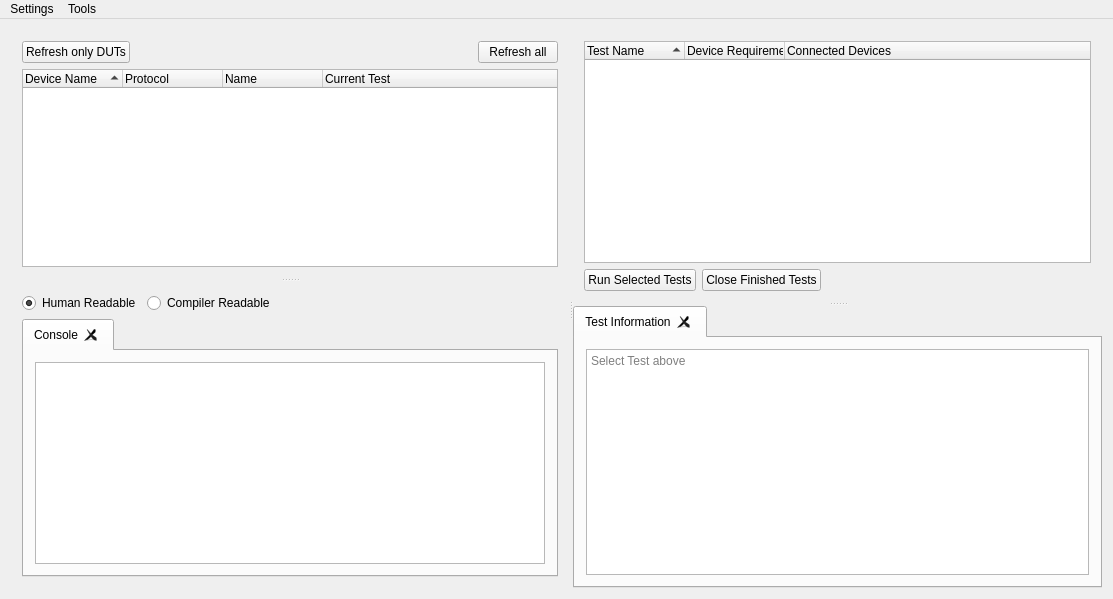
Above: src/Windows/mainwindow.ui from Crystal-Photonics/crystalTestFrameworkApp before the change. Below: the same form after it.
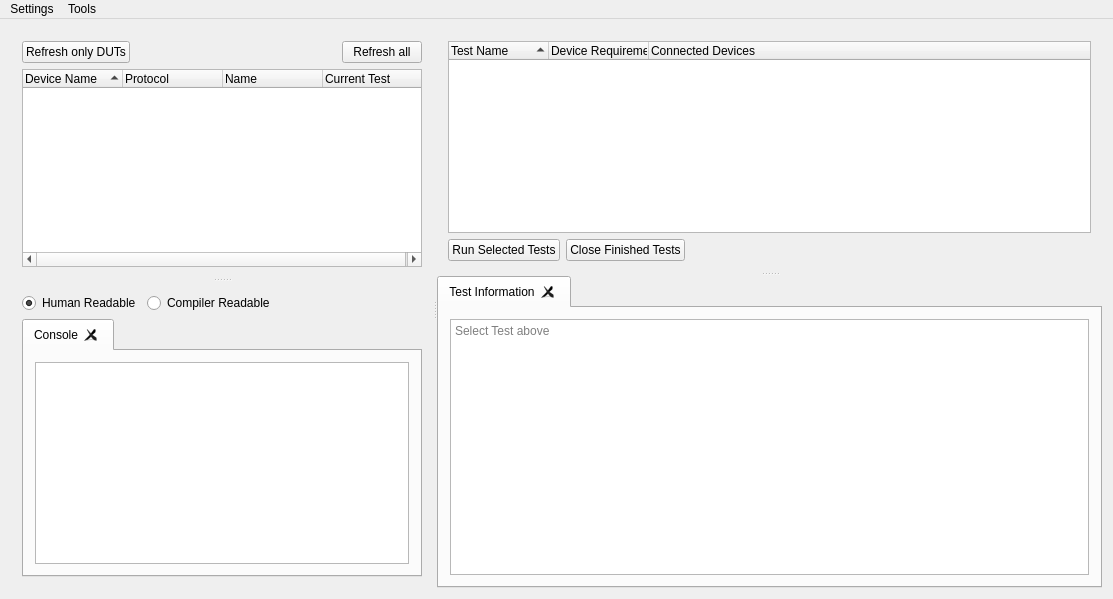
That is the form after the change.

The edit to the form file:
```diff
--- a/src/Windows/mainwindow.ui
+++ b/src/Windows/mainwindow.ui
@@ -17,10 +17,31 @@
    <layout class="QVBoxLayout" name="verticalLayout_5">
     <item>
      <widget class="QSplitter" name="splitter_3">
+      <property name="sizePolicy">
+       <sizepolicy hsizetype="Expanding" vsizetype="Preferred">
+        <horstretch>0</horstretch>
+        <verstretch>0</verstretch>
+       </sizepolicy>
+      </property>
+      <property name="lineWidth">
+       <number>2</number>
+      </property>
       <property name="orientation">
        <enum>Qt::Horizontal</enum>
       </property>
-      <widget class="QSplitter" name="splitter_2">
+      <property name="childrenCollapsible">
+       <bool>false</bool>
+      </property>
+      <widget class="QSplitter" name="splitter_devices">
+       <property name="sizePolicy">
+        <sizepolicy hsizetype="Preferred" vsizetype="Expanding">
+         <horstretch>0</horstretch>
+         <verstretch>0</verstretch>
+        </sizepolicy>
+       </property>
+       <property name="lineWidth">
+        <number>2</number>
+       </property>
        <property name="orientation">
         <enum>Qt::Vertical</enum>
        </property>
@@ -59,6 +80,18 @@
          </item>
          <item>
           <widget class="QTreeWidget" name="devices_list">
+           <property name="sizePolicy">
+            <sizepolicy hsizetype="MinimumExpanding" vsizetype="Expanding">
+             <horstretch>0</horstretch>
+             <verstretch>3</verstretch>
+            </sizepolicy>
+           </property>
+           <property name="minimumSize">
+            <size>
+             <width>400</width>
+             <height>0</height>
+            </size>
+           </property>
            <property name="mouseTracking">
             <bool>false</bool>
            </property>
@@ -133,6 +166,12 @@
          </item>
          <item>
           <widget class="QTabWidget" name="console_tabs">
+           <property name="sizePolicy">
+            <sizepolicy hsizetype="Expanding" vsizetype="Expanding">
+             <horstretch>0</horstretch>
+             <verstretch>1</verstretch>
+            </sizepolicy>
+           </property>
            <property name="contextMenuPolicy">
             <enum>Qt::CustomContextMenu</enum>
            </property>
@@ -152,6 +191,12 @@
             <layout class="QHBoxLayout" name="horizontalLayout_2">
              <item>
               <widget class="QPlainTextEdit" name="console_edit">
+               <property name="sizePolicy">
+                <sizepolicy hsizetype="Expanding" vsizetype="Expanding">
+                 <horstretch>0</horstretch>
+                 <verstretch>1</verstretch>
+                </sizepolicy>
+               </property>
                <property name="readOnly">
                 <bool>true</bool>
                </property>
@@ -168,11 +213,20 @@
        </widget>
       </widget>
       <widget class="QSplitter" name="splitter">
+       <property name="sizePolicy">
+        <sizepolicy hsizetype="Preferred" vsizetype="Expanding">
+         <horstretch>2</horstretch>
+         <verstretch>2</verstretch>
+        </sizepolicy>
+       </property>
+       <property name="lineWidth">
+        <number>2</number>
+       </property>
        <property name="orientation">
         <enum>Qt::Vertical</enum>
        </property>
        <widget class="QWidget" name="layoutWidget">
-        <layout class="QVBoxLayout" name="verticalLayout">
+        <layout class="QVBoxLayout" name="verticalLayout" stretch="0,0">
          <item>
           <widget class="QTreeWidget" name="tests_list">
            <property name="contextMenuPolicy">
@@ -235,6 +289,12 @@
         </layout>
        </widget>
        <widget class="QTabWidget" name="test_tabs">
+        <property name="sizePolicy">
+         <sizepolicy hsizetype="Expanding" vsizetype="Expanding">
+          <horstretch>0</horstretch>
+          <verstretch>1</verstretch>
+         </sizepolicy>
+        </property>
         <property name="contextMenuPolicy">
          <enum>Qt::CustomContextMenu</enum>
         </property>
```
Left out of the diff: 8 changed lines with no effect on the pictures.
